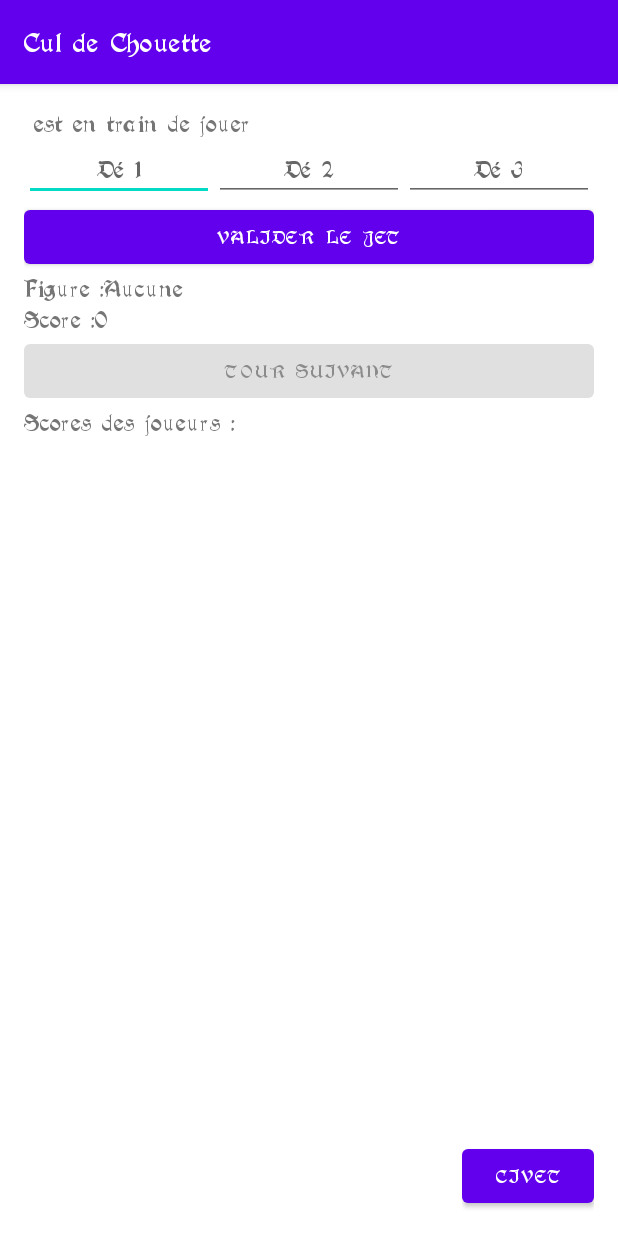
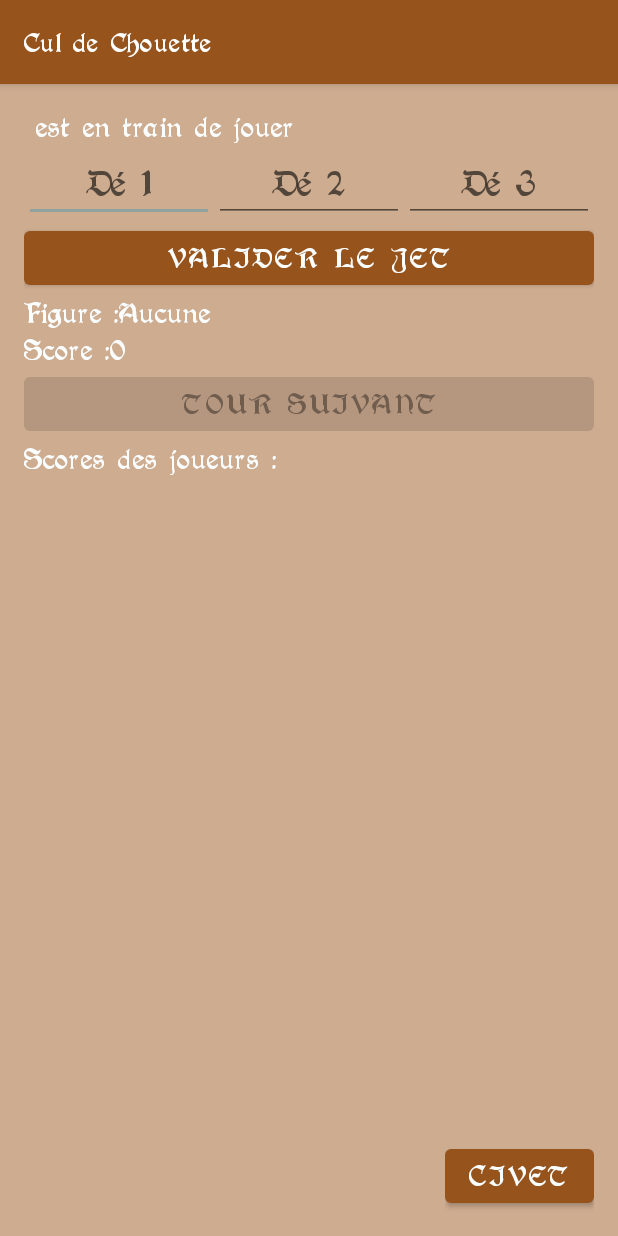
Before and after one commit to leosdesignos/CulDeChouette, an Android app: the MainActivity screen opened directly, with no data from a screen before it, on a phone screen of 412 x 824 dp. Run offline under Robolectric (Android 15) with nearby library versions, the phone set to English and light mode, and no system bars; 2 statements that could not run were skipped.

Commit message:
change theme colors + text size centralized

```diff
--- a/app/src/main/java/com/example/culdechouette/DiceEditText.java
+++ b/app/src/main/java/com/example/culdechouette/DiceEditText.java
@@ -5,6 +5,7 @@ import android.text.Editable;
 import android.text.InputFilter;
 import android.text.InputType;
 import android.util.AttributeSet;
+import android.util.TypedValue;
 import android.view.Gravity;
 import android.view.KeyEvent;
 import android.view.View;
@@ -39,6 +40,7 @@ public class DiceEditText extends androidx.appcompat.widget.AppCompatEditText {
         this.setInputType(InputType.TYPE_CLASS_NUMBER);
         this.setGravity(Gravity.CENTER);
         this.setFilters(new InputFilter[]{new InputFilter.LengthFilter(1)});
+        this.setTextSize(TypedValue.COMPLEX_UNIT_PX, getResources().getDimension(R.dimen.text_size_large));
         this.setOnKeyListener(new DiceKeyListener(null));
     }
 
--- a/app/src/main/java/com/example/culdechouette/MainActivity.java
+++ b/app/src/main/java/com/example/culdechouette/MainActivity.java
@@ -285,6 +285,7 @@ public class MainActivity extends AppCompatActivity {
             boolean success = roll.figure().equals(civetFigure.getSelectedItem());
             game.addRoundScore(player, success ? civetBetValue : -civetBetValue);
         }
+        civetBet.setText("");
     }
 
     private void checkWinner() {
--- a/app/src/main/res/layout/activity_chouette_velute.xml
+++ b/app/src/main/res/layout/activity_chouette_velute.xml
@@ -10,6 +10,7 @@
         android:layout_width="match_parent"
         android:layout_height="wrap_content"
         android:paddingBottom="16dp"
+        android:textSize="@dimen/text_size_small"
         android:text="@string/chouette_velute_hint" />
 
     <LinearLayout
@@ -27,8 +28,7 @@
             android:layout_width="match_parent"
             android:layout_height="wrap_content"
             android:paddingBottom="8dp"
-            android:text="@string/chouette_velute_expression"
-            android:textSize="18sp" />
+            android:text="@string/chouette_velute_expression" />
     </LinearLayout>
 
     <Button
--- a/app/src/main/res/layout/activity_main.xml
+++ b/app/src/main/res/layout/activity_main.xml
@@ -19,15 +19,12 @@
             <TextView
                 android:id="@+id/currentPlayerText"
                 android:layout_width="wrap_content"
-                android:layout_height="wrap_content"
-                android:text=""
-                android:textSize="18sp" />
+                android:layout_height="wrap_content" />
 
             <TextView
                 android:layout_width="match_parent"
                 android:layout_height="wrap_content"
-                android:text="@string/playing"
-                android:textSize="18sp" />
+                android:text="@string/playing" />
         </LinearLayout>
 
         <LinearLayout
@@ -42,7 +39,6 @@
             <TextView
                 android:layout_width="wrap_content"
                 android:layout_height="wrap_content"
-                android:textSize="18sp"
                 android:text="@string/civet_expression" />
 
             <EditText
@@ -58,7 +54,6 @@
             <TextView
                 android:layout_width="wrap_content"
                 android:layout_height="wrap_content"
-                android:textSize="18sp"
                 android:text="@string/on" />
 
             <Spinner
@@ -69,7 +64,6 @@
             <TextView
                 android:layout_width="wrap_content"
                 android:layout_height="wrap_content"
-                android:textSize="18sp"
                 android:text="@string/excl" />
         </LinearLayout>
 
@@ -129,15 +123,13 @@
             <TextView
                 android:layout_width="wrap_content"
                 android:layout_height="wrap_content"
-                android:text="@string/figure"
-                android:textSize="18sp" />
+                android:text="@string/figure" />
 
             <TextView
                 android:id="@+id/figureText"
                 android:layout_width="match_parent"
                 android:layout_height="wrap_content"
-                android:text="@string/none_e"
-                android:textSize="18sp" />
+                android:text="@string/none_e" />
         </LinearLayout>
 
         <LinearLayout
@@ -148,15 +140,13 @@
             <TextView
                 android:layout_width="wrap_content"
                 android:layout_height="wrap_content"
-                android:text="@string/score"
-                android:textSize="18sp" />
+                android:text="@string/score" />
 
             <TextView
                 android:id="@+id/resultText"
                 android:layout_width="match_parent"
                 android:layout_height="wrap_content"
-                android:text="@string/zero"
-                android:textSize="18sp" />
+                android:text="@string/zero" />
         </LinearLayout>
 
         <Button
@@ -169,15 +159,12 @@
         <TextView
             android:layout_width="match_parent"
             android:layout_height="wrap_content"
-            android:text="@string/player_score"
-            android:textSize="18sp" />
+            android:text="@string/player_score" />
 
         <TextView
             android:id="@+id/playersScoreText"
             android:layout_width="match_parent"
-            android:layout_height="wrap_content"
-            android:text=""
-            android:textSize="18sp" />
+            android:layout_height="wrap_content" />
     </LinearLayout>
 
     <LinearLayout
@@ -193,14 +180,14 @@
             android:layout_width="match_parent"
             android:layout_height="wrap_content"
             android:textAlignment="center"
-            android:textSize="32sp" />
+            android:textSize="@dimen/text_size_very_large" />
 
         <TextView
             android:layout_width="match_parent"
             android:layout_height="wrap_content"
             android:text="@string/win_the_game"
             android:textAlignment="center"
-            android:textSize="24sp" />
+            android:textSize="@dimen/text_size_large" />
 
         <com.google.android.material.divider.MaterialDivider
             android:layout_width="match_parent"
@@ -212,7 +199,7 @@
             android:layout_width="match_parent"
             android:layout_height="wrap_content"
             android:textAlignment="center"
-            android:textSize="24sp" />
+            android:textSize="@dimen/text_size_large" />
     </LinearLayout>
 
     <LinearLayout
--- a/app/src/main/res/layout/activity_start.xml
+++ b/app/src/main/res/layout/activity_start.xml
@@ -30,6 +30,7 @@
         android:layout_width="match_parent"
         android:layout_height="wrap_content"
         android:paddingVertical="8dp"
+        android:textSize="@dimen/text_size_small"
         android:text="@string/doublette_hint" />
 
     <Button
--- a/app/src/main/res/layout/player_item.xml
+++ b/app/src/main/res/layout/player_item.xml
@@ -9,8 +9,7 @@
         android:layout_width="0dp"
         android:layout_height="wrap_content"
         android:layout_weight="1"
-        android:text="@string/player_name"
-        android:textSize="18sp" />
+        android:text="@string/player_name" />
 
     <Spinner
         android:id="@+id/choiceSpinner"
--- a/app/src/main/res/values-night/themes.xml
+++ /dev/null
@@ -1,16 +0,0 @@
-<resources xmlns:tools="http://schemas.android.com/tools">
-    <!-- Base application theme. -->
-    <style name="Theme.CulDeChouette" parent="Theme.MaterialComponents.DayNight.DarkActionBar">
-        <!-- Primary brand color. -->
-        <item name="colorPrimary">@color/purple_200</item>
-        <item name="colorPrimaryVariant">@color/purple_700</item>
-        <item name="colorOnPrimary">@color/black</item>
-        <!-- Secondary brand color. -->
-        <item name="colorSecondary">@color/teal_200</item>
-        <item name="colorSecondaryVariant">@color/teal_200</item>
-        <item name="colorOnSecondary">@color/black</item>
-        <!-- Status bar color. -->
-        <item name="android:statusBarColor" tools:targetApi="l">?attr/colorPrimaryVariant</item>
-        <!-- Customize your theme here. -->
-    </style>
-</resources>
--- a/app/src/main/res/values/colors.xml
+++ b/app/src/main/res/values/colors.xml
@@ -1,10 +1,8 @@
-<?xml version="1.0" encoding="utf-8"?>
 <resources>
-    <color name="purple_200">#FFBB86FC</color>
-    <color name="purple_500">#FF6200EE</color>
-    <color name="purple_700">#FF3700B3</color>
-    <color name="teal_200">#FF03DAC5</color>
-    <color name="teal_700">#FF018786</color>
-    <color name="black">#FF000000</color>
-    <color name="white">#FFFFFFFF</color>
+    <color name="backgroundColor">#CEAC90</color>
+    <color name="primaryColor">#96531C</color>
+    <color name="primaryColorVariant">#72451C</color>
+    <color name="secondaryColor">#8EA2A0</color>
+    <color name="secondaryColorVariant">#476C74</color>
+    <color name="textColor">#FAFEFF</color>
 </resources>
--- /dev/null
+++ b/app/src/main/res/values/dimens.xml
@@ -0,0 +1,6 @@
+<resources>
+    <dimen name="text_size_small">16sp</dimen>
+    <dimen name="text_size_normal">21sp</dimen>
+    <dimen name="text_size_large">27sp</dimen>
+    <dimen name="text_size_very_large">36sp</dimen>
+</resources>
--- /dev/null
+++ b/app/src/main/res/values/styles.xml
@@ -0,0 +1,29 @@
+<resources xmlns:tools="http://schemas.android.com/tools">
+    <!-- Base application theme. -->
+    <style name="Theme.CulDeChouette" parent="Theme.MaterialComponents.Light.DarkActionBar">
+        <!-- Primary brand color. -->
+        <item name="colorPrimary">@color/primaryColor</item>
+        <item name="colorPrimaryVariant">@color/primaryColorVariant</item>
+        <item name="colorOnPrimary">@color/textColor</item>
+        <!-- Secondary brand color. -->
+        <item name="colorSecondary">@color/secondaryColor</item>
+        <item name="colorSecondaryVariant">@color/secondaryColorVariant</item>
+        <item name="colorOnSecondary">@color/textColor</item>
+
+        <item name="android:windowBackground">@color/backgroundColor</item>
+        <item name="android:statusBarColor" tools:targetApi="l">?attr/colorPrimaryVariant</item>
+
+        <item name="android:fontFamily">@font/augusta</item>
+
+        <item name="android:textSize">@dimen/text_size_normal</item>
+        <item name="android:textColor">@color/textColor</item>
+        <item name="android:editTextColor">@color/textColor</item>
+
+        <item name="android:spinnerStyle">@style/SpinnerStyle</item>
+    </style>
+
+    <style name="SpinnerStyle" parent="Widget.AppCompat.Spinner">
+        <item name="android:backgroundTint">@color/primaryColor</item>
+        <item name="android:popupBackground">@color/backgroundColor</item>
+    </style>
+</resources>
--- a/app/src/main/res/values/themes.xml
+++ /dev/null
@@ -1,18 +0,0 @@
-<resources xmlns:tools="http://schemas.android.com/tools">
-    <!-- Base application theme. -->
-    <style name="Theme.CulDeChouette" parent="Theme.MaterialComponents.DayNight.DarkActionBar">
-        <!-- Primary brand color. -->
-        <item name="colorPrimary">@color/purple_500</item>
-        <item name="colorPrimaryVariant">@color/purple_700</item>
-        <item name="colorOnPrimary">@color/white</item>
-        <!-- Secondary brand color. -->
-        <item name="colorSecondary">@color/teal_200</item>
-        <item name="colorSecondaryVariant">@color/teal_700</item>
-        <item name="colorOnSecondary">@color/black</item>
-        <!-- Status bar color. -->
-        <item name="android:statusBarColor" tools:targetApi="l">?attr/colorPrimaryVariant</item>
-        <!-- Customize your theme here. -->
-
-        <item name="android:fontFamily">@font/augusta</item>
-    </style>
-</resources>
```
Also changed, not shown: app/src/main/res/layout/activity_siroter.xml (+3 -5 lines), app/src/main/res/layout/activity_souflette.xml (+4 -8 lines), app/src/main/res/layout/activity_suite.xml (+3 -4 lines).
